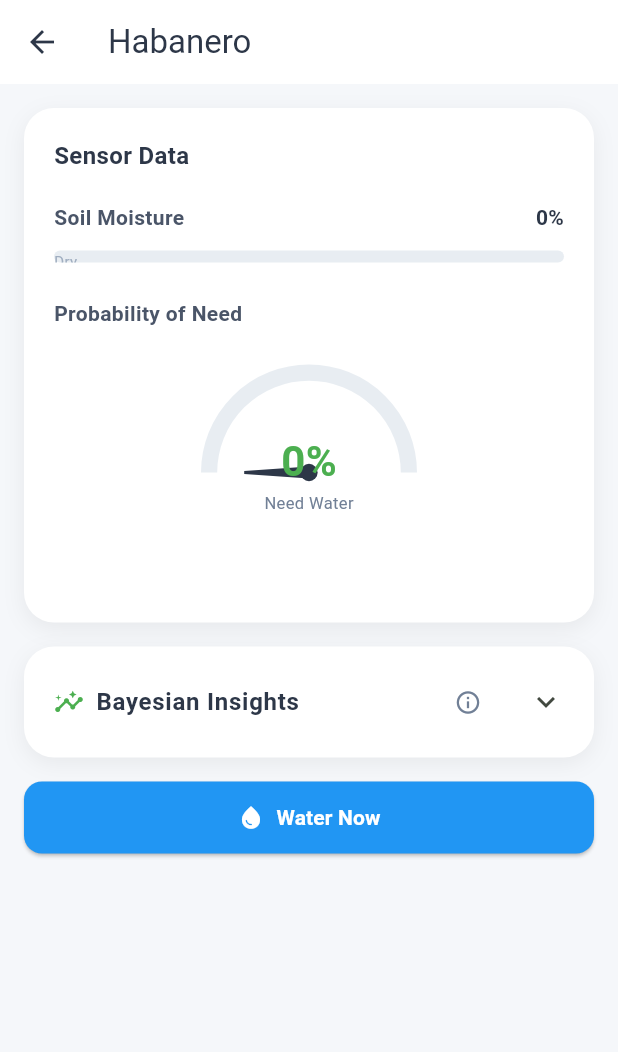
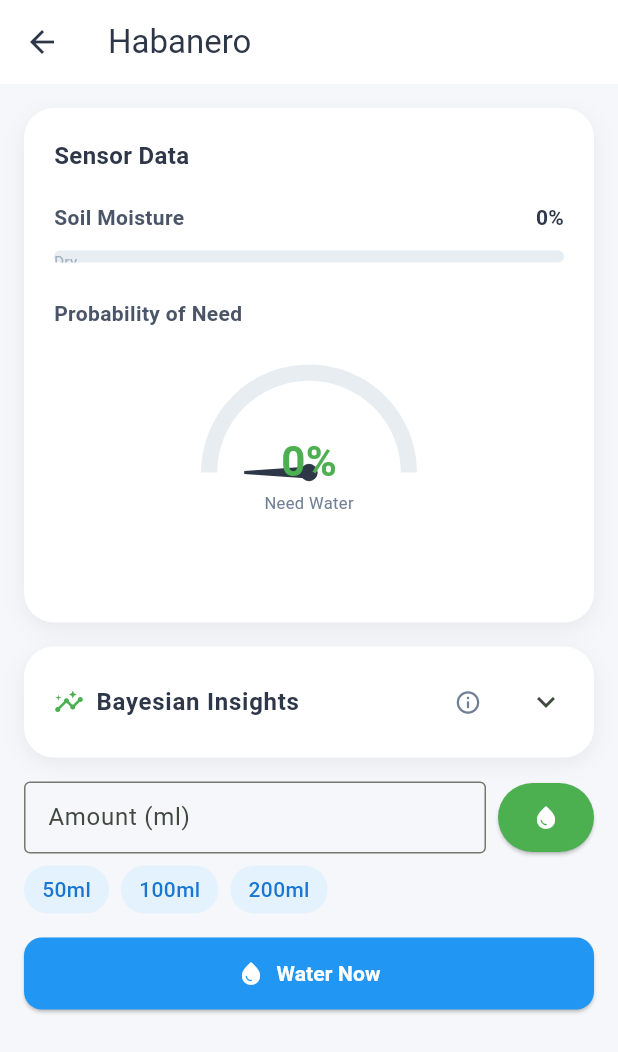
Before and after one commit to AleMuzzi/SmartSprinkler, a Flutter app: the screen it shows after launch, after a tap on "Habanero", on a phone screen of 412 x 824 dp. Shown: the top 1052 px of the screen. Run offline on Flutter 3.47's test engine with Material 3 defaults, Android fonts, the phone set to English and light mode, and no system bars; drawn by our look-alikes of syncfusion_flutter_gauges; our stand-ins replace fluttertoast; network calls fail.

Commit message:
Diversi bugfix
- ESP firmware: flow rate corretto (1380 ml/min), DISPENSE_SPECIFIC_AMOUNT non-bloccante (main loop stop), camera_url in /status, buffer header CORS 64→256 byte
- Flutter app: polling 2s→10s, fix doppie richieste (ViewModel condiviso), rimosso auto-stop 20s, aggiunto dispenseAmount() con UI (campo ml + preset 50/100/200), settings con Save button sempre visibile, fix plant detail navigation
- Web frontend: già supporta erogazione quantità
- platformio: aggiunte librerie mancanti a esp32_no_cam

```diff
--- a/smartsprinkler_app/lib/main.dart
+++ b/smartsprinkler_app/lib/main.dart
@@ -1,5 +1,7 @@
 import 'package:flutter/material.dart';
+import 'package:provider/provider.dart';
 
+import 'ui/dashboard/dashboard_viewmodel.dart';
 import 'ui/dashboard/dashboard_view.dart';
 import 'ui/dashboard/system_control_view.dart';
 
@@ -35,17 +37,17 @@ class MainNavigationPage extends StatefulWidget {
 class _MainNavigationPageState extends State<MainNavigationPage> {
   int _currentIndex = 0;
 
-  final List<Widget> _pages = const [
+  @override
+  Widget build(BuildContext context) {
+    return ChangeNotifierProvider(
+      create: (_) => DashboardViewModel(),
+      child: Scaffold(
+        body: IndexedStack(
+          index: _currentIndex,
+          children: const [
             DashboardView(),
             SystemControlView(),
-  ];
-
-  @override
-  Widget build(BuildContext context) {
-    return Scaffold(
-      body: IndexedStack(
-        index: _currentIndex,
-        children: _pages,
+          ],
         ),
         bottomNavigationBar: NavigationBar(
           selectedIndex: _currentIndex,
@@ -69,6 +71,7 @@ class _MainNavigationPageState extends State<MainNavigationPage> {
             ),
           ],
         ),
+      ),
     );
   }
 }
--- a/smartsprinkler_app/lib/ui/dashboard/dashboard_view.dart
+++ b/smartsprinkler_app/lib/ui/dashboard/dashboard_view.dart
@@ -12,28 +12,16 @@ class DashboardView extends StatelessWidget {
 
   @override
   Widget build(BuildContext context) {
-    return ChangeNotifierProvider(
-      create: (_) => DashboardViewModel(),
-      child: const _DashboardViewContent(),
-    );
-  }
-}
-
-class _DashboardViewContent extends StatelessWidget {
-  const _DashboardViewContent();
-
-  @override
-  Widget build(BuildContext context) {
     return Scaffold(
       backgroundColor: const Color(0xFFF5F7FA),
       body: SafeArea(
         child: Column(
           children: [
             _TopGaugeSection(),
-            const Divider(height: 1, color: Color(0xFFE0E4E8)),
-            const Expanded(child: _PlantCarousel()),
-            const Divider(height: 1, color: Color(0xFFE0E4E8)),
-            const _WeatherFooter(),
+            Divider(height: 1, color: Color(0xFFE0E4E8)),
+            Expanded(child: _PlantCarousel()),
+            Divider(height: 1, color: Color(0xFFE0E4E8)),
+            _WeatherFooter(),
           ],
         ),
       ),
@@ -271,7 +259,10 @@ class _PlantCard extends StatelessWidget {
         Navigator.push(
           context,
           MaterialPageRoute(
-            builder: (_) => PlantDetailView(plant: plant),
+            builder: (_) => ChangeNotifierProvider.value(
+              value: context.read<DashboardViewModel>(),
+              child: PlantDetailView(plant: plant),
+            ),
           ),
         );
       },
--- a/smartsprinkler_app/lib/ui/dashboard/dashboard_viewmodel.dart
+++ b/smartsprinkler_app/lib/ui/dashboard/dashboard_viewmodel.dart
@@ -73,10 +73,10 @@ class DashboardViewModel extends ChangeNotifier {
     _fetchWeatherStatus();
     _checkConnectivity();
 
-    _espTimer = Timer.periodic(const Duration(seconds: 2), (_) => _fetchEspStatus());
-    _bayesianTimer = Timer.periodic(const Duration(seconds: 2), (_) => _fetchBayesianStatus());
+    _espTimer = Timer.periodic(const Duration(seconds: 10), (_) => _fetchEspStatus());
+    _bayesianTimer = Timer.periodic(const Duration(seconds: 10), (_) => _fetchBayesianStatus());
     Timer.periodic(const Duration(seconds: 30), (_) => _fetchWeatherStatus());
-    Timer.periodic(const Duration(seconds: 2), (_) => _checkConnectivity());
+    Timer.periodic(const Duration(seconds: 10), (_) => _checkConnectivity());
   }
 
   @override
@@ -280,10 +280,6 @@ class DashboardViewModel extends ChangeNotifier {
       if (response.statusCode == 200) {
         plant.isWatering = true;
         _notify();
-        Future.delayed(const Duration(seconds: 20), () {
-          plant.isWatering = false;
-          _notify();
-        });
         await Fluttertoast.showToast(msg: 'OK: ${plant.displayName} watering started', fontSize: 16);
       } else {
         await Fluttertoast.showToast(msg: 'ESP error: ${response.statusCode}', fontSize: 16);
@@ -305,10 +301,6 @@ class DashboardViewModel extends ChangeNotifier {
       if (response.statusCode == 200) {
         plant.isWatering = true;
         _notify();
-        Future.delayed(const Duration(seconds: 20), () {
-          plant.isWatering = false;
-          _notify();
-        });
         await Fluttertoast.showToast(msg: 'OK: ${plant.displayName} watered via Bayesian', fontSize: 16);
         return true;
       } else {
@@ -331,6 +323,24 @@ class DashboardViewModel extends ChangeNotifier {
       _notify();
     } catch (e) {
       log('Stop watering error: $e');
+    }
+  }
+
+  Future<void> dispenseAmount(PlantData plant, int amountMl) async {
+    try {
+      final response = await http.post(
+        Uri.parse('${settings.apiUrl}/command'),
+        body: Command(target: plant.target, action: Action.DISPENSE_SPECIFIC_AMOUNT, amount: amountMl).toJson(),
+      ).timeout(const Duration(seconds: 10));
+      if (response.statusCode == 200) {
+        plant.isWatering = true;
+        _notify();
+        await Fluttertoast.showToast(msg: 'Dispensing ${amountMl}ml for ${plant.displayName}', fontSize: 14);
+      } else {
+        await Fluttertoast.showToast(msg: 'ESP error: ${response.statusCode}', fontSize: 14);
+      }
+    } catch (e) {
+      await Fluttertoast.showToast(msg: 'ESP unreachable', fontSize: 14);
     }
   }
 
--- a/smartsprinkler_app/lib/ui/dashboard/plant_detail_view.dart
+++ b/smartsprinkler_app/lib/ui/dashboard/plant_detail_view.dart
@@ -12,8 +12,9 @@ class PlantDetailView extends StatelessWidget {
 
   @override
   Widget build(BuildContext context) {
-    return ChangeNotifierProvider(
-      create: (_) => DashboardViewModel(),
+    final vm = context.read<DashboardViewModel>();
+    return ChangeNotifierProvider.value(
+      value: vm,
       child: _PlantDetailContent(plant: plant),
     );
   }
@@ -491,11 +492,36 @@ class _InfoRow extends StatelessWidget {
   }
 }
 
-class _ActionButtonsSection extends StatelessWidget {
+class _ActionButtonsSection extends StatefulWidget {
   final PlantData plant;
   final DashboardViewModel vm;
 
   const _ActionButtonsSection({required this.plant, required this.vm});
+
+  @override
+  State<_ActionButtonsSection> createState() => _ActionButtonsSectionState();
+}
+
+class _ActionButtonsSectionState extends State<_ActionButtonsSection> {
+  final TextEditingController _amountController = TextEditingController();
+
+  @override
+  void dispose() {
+    _amountController.dispose();
+    super.dispose();
+  }
+
+  void _dispenseAmount() {
+    final amount = int.tryParse(_amountController.text);
+    if (amount == null || amount <= 0) {
+      ScaffoldMessenger.of(context).showSnackBar(
+        const SnackBar(content: Text('Enter a valid amount in ml')),
+      );
+      return;
+    }
+    widget.vm.dispenseAmount(widget.plant, amount);
+    _amountController.clear();
+  }
 
   @override
   Widget build(BuildContext context) {
@@ -503,10 +529,48 @@ class _ActionButtonsSection extends StatelessWidget {
       margin: const EdgeInsets.all(16),
       child: Column(
         children: [
+          Row(
+            children: [
+              Expanded(
+                child: TextField(
+                  controller: _amountController,
+                  keyboardType: TextInputType.number,
+                  decoration: InputDecoration(
+                    labelText: 'Amount (ml)',
+                    hintText: 'e.g. 100',
+                    border: const OutlineInputBorder(),
+                    contentPadding: const EdgeInsets.symmetric(horizontal: 12, vertical: 8),
+                    suffixText: 'ml',
+                  ),
+                ),
+              ),
+              const SizedBox(width: 8),
+              ElevatedButton(
+                onPressed: _dispenseAmount,
+                style: ElevatedButton.styleFrom(
+                  backgroundColor: const Color(0xFF4CAF50),
+                  foregroundColor: Colors.white,
+                  padding: const EdgeInsets.symmetric(vertical: 14, horizontal: 16),
+                ),
+                child: const Icon(Icons.water_drop),
+              ),
+            ],
+          ),
+          const SizedBox(height: 8),
+          Row(
+            children: [
+              _PresetChip(label: '50ml', onTap: () { _amountController.text = '50'; _dispenseAmount(); }),
+              const SizedBox(width: 8),
+              _PresetChip(label: '100ml', onTap: () { _amountController.text = '100'; _dispenseAmount(); }),
+              const SizedBox(width: 8),
+              _PresetChip(label: '200ml', onTap: () { _amountController.text = '200'; _dispenseAmount(); }),
+            ],
+          ),
+          const SizedBox(height: 16),
           SizedBox(
             width: double.infinity,
             child: ElevatedButton.icon(
-              onPressed: () => DashboardViewModel.showWaterDialog(context, plant),
+              onPressed: () => DashboardViewModel.showWaterDialog(context, widget.plant),
               style: ElevatedButton.styleFrom(
                 backgroundColor: const Color(0xFF2196F3),
                 foregroundColor: Colors.white,
@@ -519,7 +583,7 @@ class _ActionButtonsSection extends StatelessWidget {
               label: const Text('Water Now', style: TextStyle(fontWeight: FontWeight.w600)),
             ),
           ),
-          if (plant.isWatering) ...[
+          if (widget.plant.isWatering) ...[
             const SizedBox(height: 12),
             SizedBox(
               width: double.infinity,
@@ -548,7 +612,7 @@ class _ActionButtonsSection extends StatelessWidget {
       context: context,
       builder: (context) => AlertDialog(
         title: const Text('Stop Watering'),
-        content: Text('Stop watering ${plant.displayName}?'),
+        content: Text('Stop watering ${widget.plant.displayName}?'),
         actions: [
           TextButton(
             onPressed: () => Navigator.pop(context),
@@ -556,7 +620,7 @@ class _ActionButtonsSection extends StatelessWidget {
           ),
           TextButton(
             onPressed: () {
-              vm.stopWatering(plant);
+              widget.vm.stopWatering(widget.plant);
               Navigator.pop(context);
             },
             child: const Text('Stop', style: TextStyle(color: Color(0xFFF44336))),
@@ -566,3 +630,25 @@ class _ActionButtonsSection extends StatelessWidget {
     );
   }
 }
+
+class _PresetChip extends StatelessWidget {
+  final String label;
+  final VoidCallback onTap;
+
+  const _PresetChip({required this.label, required this.onTap});
+
+  @override
+  Widget build(BuildContext context) {
+    return GestureDetector(
+      onTap: onTap,
+      child: Container(
+        padding: const EdgeInsets.symmetric(horizontal: 12, vertical: 6),
+        decoration: BoxDecoration(
+          color: const Color(0xFFE3F2FD),
+          borderRadius: BorderRadius.circular(16),
+        ),
+        child: Text(label, style: const TextStyle(color: Color(0xFF1976D2), fontWeight: FontWeight.w500)),
+      ),
+    );
+  }
+}
--- a/smartsprinkler_app/lib/ui/dashboard/system_control_view.dart
+++ b/smartsprinkler_app/lib/ui/dashboard/system_control_view.dart
@@ -6,18 +6,6 @@ import 'dashboard_viewmodel.dart';
 
 class SystemControlView extends StatelessWidget {
   const SystemControlView({super.key});
-
-  @override
-  Widget build(BuildContext context) {
-    return ChangeNotifierProvider(
-      create: (_) => DashboardViewModel(),
-      child: const _SystemControlContent(),
-    );
-  }
-}
-
-class _SystemControlContent extends StatelessWidget {
-  const _SystemControlContent();
 
   @override
   Widget build(BuildContext context) {
--- a/smartsprinkler_app/lib/ui/home/sprinkler_data_component_viewmodel.dart
+++ b/smartsprinkler_app/lib/ui/home/sprinkler_data_component_viewmodel.dart
@@ -14,8 +14,8 @@ class SprinklerDataComponentViewModel {
   SprinklerDataComponentViewModel() {
     _fetchSprinklerData();
 
-    // Set up a periodic timer that calls _fetchData every 5 seconds.
-    _timer = Timer.periodic(const Duration(seconds: 2), (Timer t) {
+    // Set up a periodic timer that calls _fetchData every 10 seconds.
+    _timer = Timer.periodic(const Duration(seconds: 10), (Timer t) {
       _fetchSprinklerData();
     });
   }
```
Also changed, not shown: smartsprinkler_app/lib/ui/settings/settings.dart (+4 -35 lines), 2 other files. Lines whose indentation alone changed are shown as unchanged.
